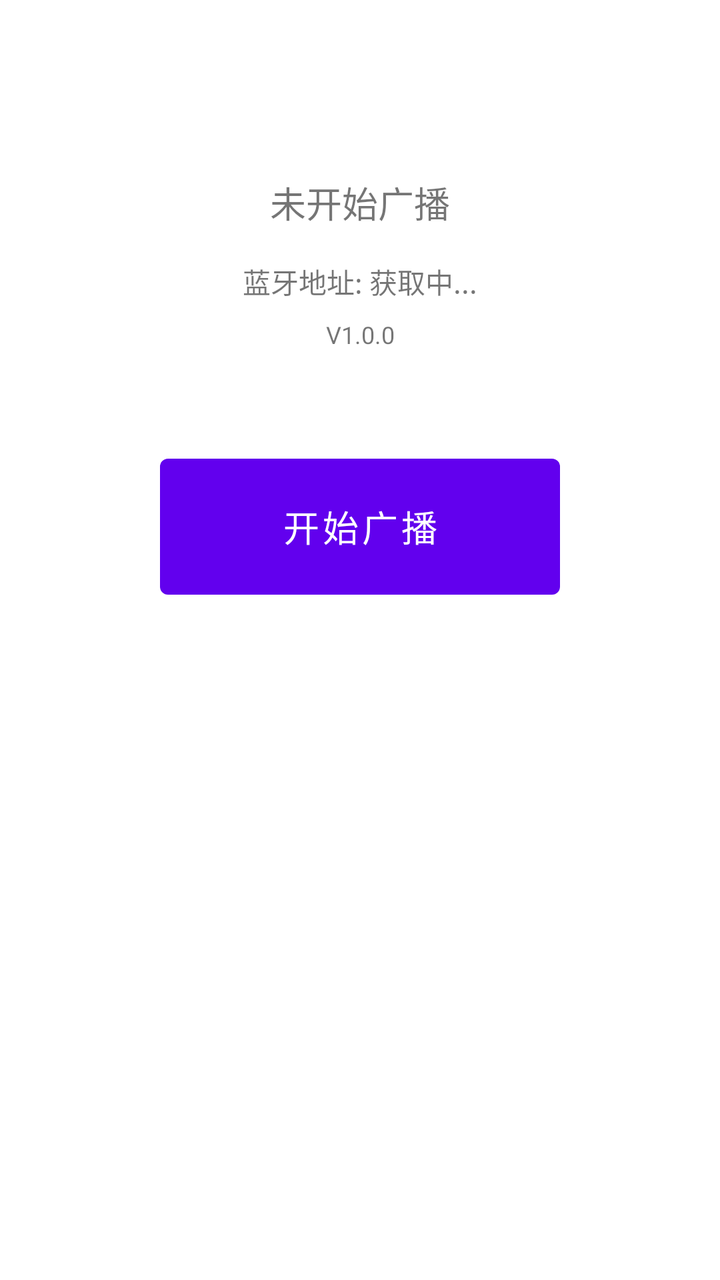
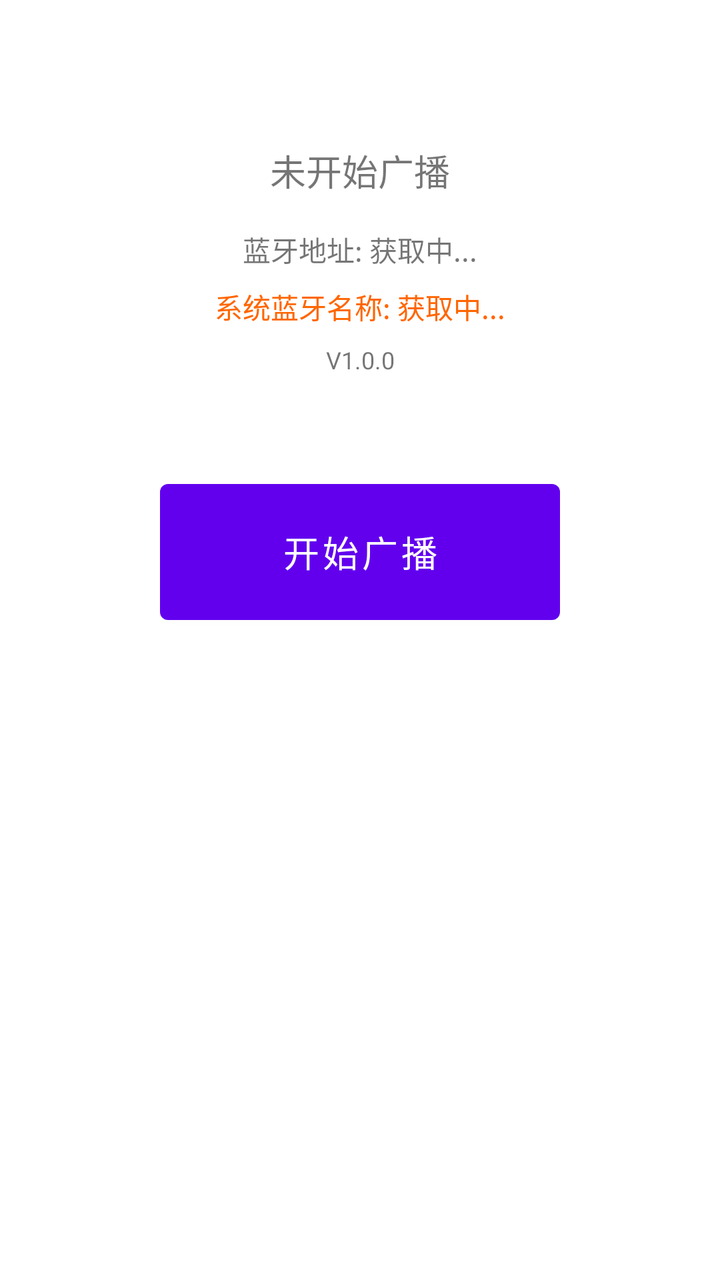

Before-and-after screenshots of an Android layout around one commit, followed by the original layout XML and the change that was made.
<!-- AndroidManifest.xml: application theme Theme.BLEAnchor -->
<!-- res/layout/activity_main.xml -->
<?xml version="1.0" encoding="utf-8"?>
<androidx.constraintlayout.widget.ConstraintLayout
    xmlns:android="http://schemas.android.com/apk/res/android"
    xmlns:app="http://schemas.android.com/apk/res-auto"
    android:layout_width="match_parent"
    android:layout_height="match_parent"
    android:padding="24dp">

    <TextView
        android:id="@+id/status_text"
        android:layout_width="wrap_content"
        android:layout_height="wrap_content"
        android:text="未开始广播"
        android:textSize="18sp"
        app:layout_constraintTop_toTopOf="parent"
        app:layout_constraintStart_toStartOf="parent"
        app:layout_constraintEnd_toEndOf="parent"
        android:layout_marginTop="64dp"/>

    <TextView
        android:id="@+id/address_text"
        android:layout_width="wrap_content"
        android:layout_height="wrap_content"
        android:text="蓝牙地址: 获取中..."
        android:textSize="14sp"
        app:layout_constraintTop_toBottomOf="@id/status_text"
        app:layout_constraintStart_toStartOf="parent"
        app:layout_constraintEnd_toEndOf="parent"
        android:layout_marginTop="16dp"/>

    <TextView
        android:id="@+id/version_text"
        android:layout_width="wrap_content"
        android:layout_height="wrap_content"
        android:text="V1.0.0"
        android:textSize="12sp"
        app:layout_constraintTop_toBottomOf="@id/address_text"
        app:layout_constraintStart_toStartOf="parent"
        app:layout_constraintEnd_toEndOf="parent"
        android:layout_marginTop="8dp"/>

    <Button
        android:id="@+id/toggle_button"
        android:layout_width="200dp"
        android:layout_height="80dp"
        android:text="开始广播"
        android:textSize="18sp"
        app:layout_constraintTop_toBottomOf="@id/version_text"
        app:layout_constraintStart_toStartOf="parent"
        app:layout_constraintEnd_toEndOf="parent"
        android:layout_marginTop="48dp"/>

</androidx.constraintlayout.widget.ConstraintLayout>
<!-- resources referenced by this layout -->
<resources>
  <style name="Theme.BLEAnchor" parent="Theme.MaterialComponents.DayNight.NoActionBar" />
</resources>

<!-- the commit's change to res/layout/activity_main.xml (unified diff, before → after) -->
@@ -15,7 +15,7 @@
         app:layout_constraintTop_toTopOf="parent"
         app:layout_constraintStart_toStartOf="parent"
         app:layout_constraintEnd_toEndOf="parent"
-        android:layout_marginTop="64dp"/>
+        android:layout_marginTop="48dp"/>
 
     <TextView
         android:id="@+id/address_text"
@@ -29,12 +29,25 @@
         android:layout_marginTop="16dp"/>
 
     <TextView
+        android:id="@+id/system_name_text"
+        android:layout_width="wrap_content"
+        android:layout_height="wrap_content"
+        android:text="系统蓝牙名称: 获取中..."
+        android:textSize="14sp"
+        android:textColor="#FF6600"
+        android:gravity="center"
+        app:layout_constraintTop_toBottomOf="@id/address_text"
+        app:layout_constraintStart_toStartOf="parent"
+        app:layout_constraintEnd_toEndOf="parent"
+        android:layout_marginTop="8dp"/>
+
+    <TextView
         android:id="@+id/version_text"
         android:layout_width="wrap_content"
         android:layout_height="wrap_content"
         android:text="V1.0.0"
         android:textSize="12sp"
-        app:layout_constraintTop_toBottomOf="@id/address_text"
+        app:layout_constraintTop_toBottomOf="@id/system_name_text"
         app:layout_constraintStart_toStartOf="parent"
         app:layout_constraintEnd_toEndOf="parent"
         android:layout_marginTop="8dp"/>
